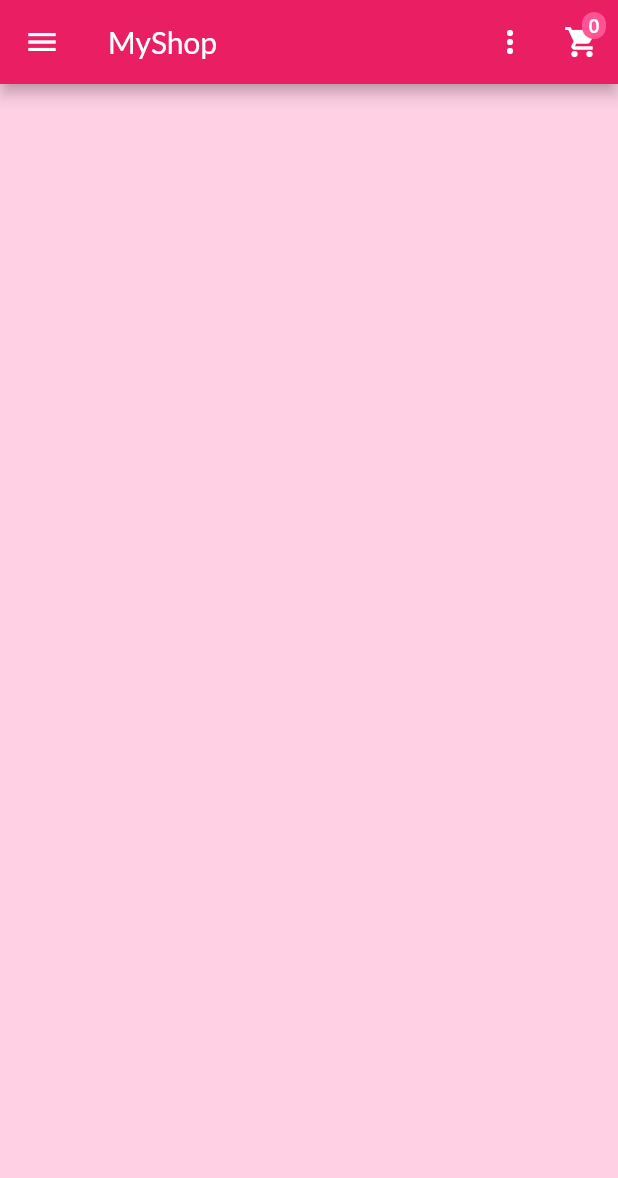
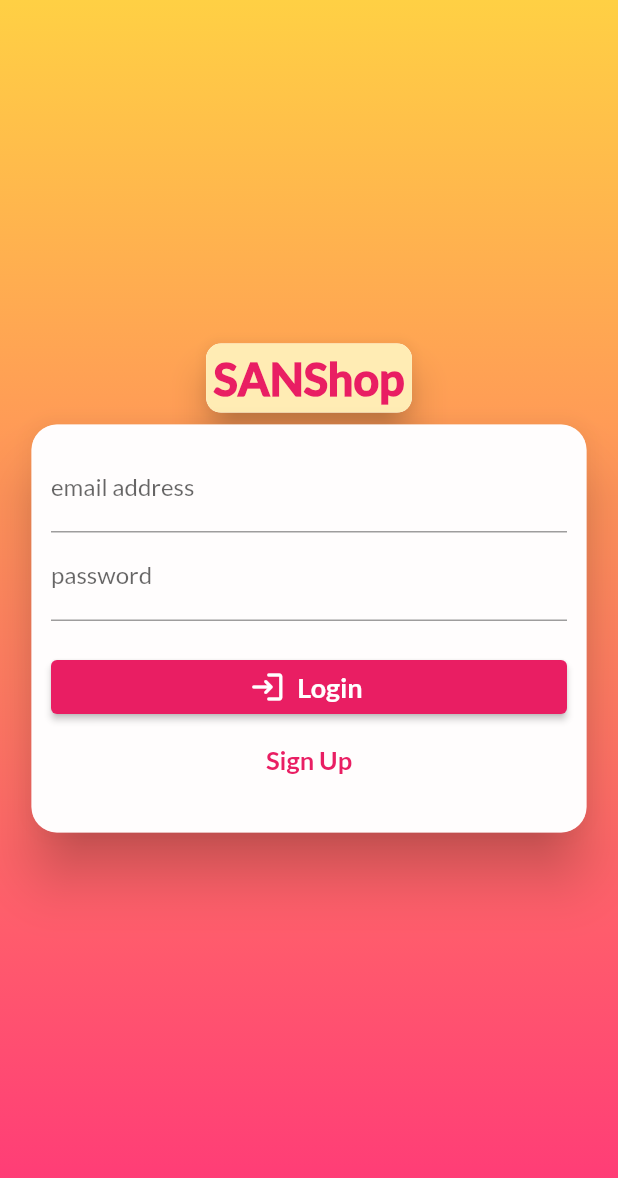
Before and after one commit to imsangamesh/new_shop, a Flutter app: the screen it shows after launch, on a phone screen of 412 x 824 dp. Shown: the top 1178 px of the screen. Run offline on Flutter 3.47's test engine with Material 2 defaults, Android fonts, the light colour scheme and no system bars; our stand-ins replace modal_progress_hud.

Commit message:
i added FIREBASE AUTHENTICATION to my shop care to login and buy products : )

```diff
--- a/lib/main.dart
+++ b/lib/main.dart
@@ -1,12 +1,14 @@
 import 'package:flutter/material.dart';
+import 'package:new_shop/screens/authScreen.dart';
+import 'package:new_shop/screens/products_overview_screen.dart';
 import 'package:provider/provider.dart';
 
 import './screens/cart_screen.dart';
-import './screens/products_overview_screen.dart';
 import './screens/product_detail_screen.dart';
 import './providers/products.dart';
 import './providers/cart.dart';
 import './providers/orders.dart';
+import './providers/auth.dart';
 import './screens/orders_screen.dart';
 import './screens/user_products_screen.dart';
 import './screens/edit_product_screen.dart';
@@ -18,11 +20,18 @@ class MyApp extends StatelessWidget {
   Widget build(BuildContext context) {
     return MultiProvider(
       providers: [
-        ChangeNotifierProvider.value(value: Products()),
+        ChangeNotifierProvider.value(value: Auth()),
+        ChangeNotifierProxyProvider<Auth, Products>(
+          update: (context, authData, prevProds) => Products(
+            authData.token,
+            prevProds == null ? [] : prevProds.items,
+          ),
+        ),
         ChangeNotifierProvider.value(value: Cart()),
         ChangeNotifierProvider.value(value: Orders()),
       ],
-      child: MaterialApp(
+      child: Consumer<Auth>(
+        builder: (context, authData, child) => MaterialApp(
           debugShowCheckedModeBanner: false,
           title: 'MyShop',
           theme: ThemeData(
@@ -31,7 +40,7 @@ class MyApp extends StatelessWidget {
             canvasColor: const Color.fromARGB(249, 255, 207, 227),
             fontFamily: 'Lato',
           ),
-        home: ProductsOverviewScreen(),
+          home: authData.isAuth ? ProductsOverviewScreen() : AuthScreen(),
           routes: {
             ProductDetailScreen.routeName: (ctx) => ProductDetailScreen(),
             CartScreen.routeName: (ctx) => CartScreen(),
@@ -39,6 +48,7 @@ class MyApp extends StatelessWidget {
             UserProductsScreen.routeName: (ctx) => UserProductsScreen(),
             EditProductScreen.routeName: (ctx) => EditProductScreen(),
           },
+        ),
       ),
     );
   }
--- /dev/null
+++ b/lib/providers/auth.dart
@@ -0,0 +1,62 @@
+import 'dart:convert';
+
+import 'package:flutter/material.dart';
+import 'package:http/http.dart' as http;
+import 'package:new_shop/models/myHttpException.dart';
+
+class Auth with ChangeNotifier {
+  String _token;
+  DateTime _expiryDate;
+  String _userId;
+
+  bool get isAuth {
+    return token != null;
+  }
+
+  String get token {
+    if (_expiryDate != null &&
+        _expiryDate.isAfter(DateTime.now()) &&
+        _token != null) {
+      return _token;
+    }
+    return null;
+  }
+
+  Future<void> authentication(
+      String userChoice, String email, String password) async {
+    final url = Uri.parse(
+        'https://identitytoolkit.googleapis.com/v1/accounts:$userChoice?key=AIzaSyDmWBJhgHJjT-SelZV3t8YSsJP7vxxTOKw');
+    try {
+      final response = await http.post(
+        url,
+        body: json.encode({
+          'email': email,
+          'password': password,
+          'returnSecureToken': true,
+        }),
+      );
+      final responseData = json.decode(response.body);
+      if (responseData['error'] != null) {
+        // print(responseData['error']['message']);
+        throw MyHttpException(responseData['error']['message']);
+      }
+      _token = responseData['idToken'];
+      _userId = responseData['localId'];
+      _expiryDate = DateTime.now()
+          .add(Duration(seconds: int.parse(responseData['expiresIn'])));
+      notifyListeners();
+      print('===========================set');
+      // print(json.encode(response.body));
+    } catch (error) {
+      rethrow;
+    }
+  }
+
+  Future<void> signUp(String email, String password) async {
+    await authentication('signUp', email, password);
+  }
+
+  Future<void> login(String email, String password) async {
+    await authentication('signInWithPassword', email, password);
+  }
+}
--- a/lib/providers/product.dart
+++ b/lib/providers/product.dart
@@ -21,9 +21,9 @@ class Product with ChangeNotifier {
     this.isFavorite = false,
   });
 
-  Future<void> toggleFavoriteStatus() async {
+  Future<void> toggleFavoriteStatus(String authToken) async {
     final url = Uri.parse(
-        'https://new-shop-87099-default-rtdb.firebaseio.com/products/$id.json');
+        'https://new-shop-87099-default-rtdb.firebaseio.com/products/$id.json?auth=$authToken');
     isFavorite = !isFavorite;
     notifyListeners();
     try {
--- /dev/null
+++ b/lib/screens/authScreen.dart
@@ -0,0 +1,278 @@
+import 'package:flutter/material.dart';
+import 'package:modal_progress_hud/modal_progress_hud.dart';
+import 'package:new_shop/models/myHttpException.dart';
+import 'package:new_shop/providers/auth.dart';
+import 'package:new_shop/screens/products_overview_screen.dart';
+import 'package:provider/provider.dart';
+
+class AuthScreen extends StatefulWidget {
+  static const String routeName = '/authScreen';
+  @override
+  State<AuthScreen> createState() => _AuthScreenState();
+}
+
+enum AuthMode { login, signUp }
+
+class _AuthScreenState extends State<AuthScreen> {
+  AuthMode _authMode = AuthMode.login;
+  String _email;
+  String _confirmPwd1 = '';
+  String _confirmPwd2 = '';
+  bool _isError = false;
+  bool _isLoading = false;
+  final _form = GlobalKey<FormState>();
+
+  void _showErrorDialog(String errorMessage) {
+    showDialog(
+      context: context,
+      builder: (context) => AlertDialog(
+        title: Text(
+          errorMessage,
+          style: const TextStyle(
+            fontSize: 20,
+            color: Colors.redAccent,
+          ),
+        ),
+        actions: [
+          TextButton.icon(
+            onPressed: () => Navigator.of(context).pop(),
+            icon: const Icon(Icons.check),
+            label: const Text('Ok'),
+          ),
+        ],
+      ),
+    );
+  }
+
+  void _saveForm() async {
+    final isValid = _form.currentState.validate();
+    if (!isValid) {
+      setState(() => _isError = true);
+      return;
+    }
+    setState(() => _isError = false);
+    _form.currentState.save();
+    setState(() => _isLoading = true);
+    try {
+      if (_authMode == AuthMode.login) {
+        // log user in
+        await Provider.of<Auth>(context, listen: false)
+            .login(_email, _confirmPwd1);
+      } else {
+        // sign user in
+        await Provider.of<Auth>(context, listen: false)
+            .signUp(_email, _confirmPwd1);
+      }
+    } on MyHttpException catch (error) {
+      setState(() => _isLoading = false);
+      var errorMessage = 'authentication failed.';
+      if (error.toString().contains('INVALID_PASSWORD')) {
+        errorMessage = 'invalid password.';
+      } else if (error.toString().contains('EMAIL_EXISTS')) {
+        errorMessage = 'this email is already in use, please try logging in.';
+      } else if (error.toString().contains('WEAK_PASSWORD')) {
+        errorMessage = 'your password in too weak.';
+      } else if (error.toString().contains('EMAIL_NOT_FOUND')) {
+        errorMessage =
+            'could not find a user with that email address, please signUp instead.';
+      } else if (error.toString().contains('INVALID_EMAIL')) {
+        errorMessage = 'please provide a valid email address.';
+      }
+      _showErrorDialog(errorMessage);
+    } catch (error) {
+      setState(() => _isLoading = false);
+      const errorMessage =
+          'Could not authenticate you. Please try again after some time.';
+      _showErrorDialog(errorMessage);
+    }
+    setState(() => _isLoading = false);
+  }
+
+  @override
+  Widget build(BuildContext context) {
+    final _deviceSize = MediaQuery.of(context).size;
+    return SafeArea(
+      child: ModalProgressHUD(
+        inAsyncCall: _isLoading,
+        child: Container(
+          height: _deviceSize.height * 1,
+          width: _deviceSize.width * 1,
+          decoration: const BoxDecoration(
+            gradient: LinearGradient(
+              colors: [
+                Color.fromARGB(255, 255, 208, 68),
+                Color.fromARGB(255, 255, 54, 121),
+              ],
+              begin: Alignment.topCenter,
+              end: Alignment.bottomCenter,
+            ),
+          ),
+          padding: const EdgeInsets.all(17),
+          child: Center(
+            child: SingleChildScrollView(
+              child: Column(
+                mainAxisSize: MainAxisSize.min,
+                children: [
+                  Card(
+                    shape: RoundedRectangleBorder(
+                      borderRadius: BorderRadius.circular(10),
+                    ),
+                    elevation: 10,
+                    child: Container(
+                      padding: const EdgeInsets.all(5),
+                      decoration: BoxDecoration(
+                        borderRadius: BorderRadius.circular(10),
+                        color: const Color.fromARGB(255, 255, 236, 180),
+                      ),
+                      child: Text(
+                        'SANShop',
+                        style: TextStyle(
+                          color: Theme.of(context).primaryColor,
+                          fontSize: 30,
+                          fontWeight: FontWeight.w900,
+                        ),
+                      ),
+                    ),
+                  ),
+                  Card(
+                    elevation: 16,
+                    shape: RoundedRectangleBorder(
+                      borderRadius: BorderRadius.circular(17),
+                    ),
+                    child: Container(
+                      decoration: BoxDecoration(
+                        borderRadius: BorderRadius.circular(17),
+                        color: const Color.fromARGB(132, 255, 251, 251),
+                      ),
+                      padding: const EdgeInsets.all(13),
+                      height: _authMode == AuthMode.signUp
+                          ? _isError
+                              ? _deviceSize.height * 0.463
+                              : _deviceSize.height * 0.42
+                          : _isError
+                              ? _deviceSize.height * 0.39
+                              : _deviceSize.height * 0.33,
+                      child: Form(
+                        key: _form,
+                        child: ListView(
+                          //_deviceSize.height * 0.42
+                          children: [
+                            TextFormField(
+                              // ---------------------------------1-------------------
+                              validator: (value) {
+                                if (value.isEmpty) {
+                                  return 'please provide your email.';
+                                } else if (!value.contains('@')) {
+                                  return 'please provide a valid email address.';
+                                } else {
+                                  return null;
+                                }
+                              },
+                              decoration: const InputDecoration(
+                                labelText: 'email address',
+                                hintText: 'eg:  san.sangamesh96@gmail.com',
+                              ),
+                              textInputAction: TextInputAction.next,
+                              keyboardType: TextInputType.emailAddress,
+                              onChanged: (value) {
+                                _email = value;
+                              },
+                            ),
+                            TextFormField(
+                              // ---------------------------------2-------------------
+                              validator: (value) {
+                                if (value.isEmpty) {
+                                  return 'please provide your password.';
+                                } else if (value.length <= 5) {
+                                  return 'password should be atleast 6 characters long.';
+                                } else {
+                                  return null;
+                                }
+                              },
+                              decoration: const InputDecoration(
+                                labelText: 'password',
+                                hintText: 'eg:  itsAsecret',
+                              ),
+                              textInputAction: _authMode == AuthMode.login
+                                  ? TextInputAction.done
+                                  : TextInputAction.next,
+                              obscureText: true,
+                              keyboardType: TextInputType.visiblePassword,
+                              onChanged: (value) {
+                                _confirmPwd1 = value;
+                              },
+                              onFieldSubmitted: _authMode == AuthMode.login
+                                  ? (_) => _saveForm()
+                                  : null,
+                            ),
+                            if (_authMode == AuthMode.signUp)
+                              TextFormField(
+                                // ---------------------------------3-------------------
+                                validator: (value) {
+                                  if (value.isEmpty) {
+                                    return 'please provide your password.';
+                                  } else if (value.length <= 5) {
+                                    return 'password should be atleast 6 characters long.';
+                                  } else if (_confirmPwd1 != _confirmPwd2) {
+                                    return 'both passwords should be same.';
+                                  } else {
+                                    return null;
+                                  }
+                                },
+                                decoration: const InputDecoration(
+                                  labelText: 'password',
+                                  hintText: 'eg:  itsAsecret',
+                                ),
+                                textInputAction: TextInputAction.done,
+                                obscureText: true,
+                                keyboardType: TextInputType.visiblePassword,
+                                onChanged: (value) {
+                                  _confirmPwd2 = value;
+                                },
+                                onFieldSubmitted: _authMode == AuthMode.signUp
+                                    ? (_) => _saveForm()
+                                    : null,
+                              ),
+                            const SizedBox(height: 20),
+                            ElevatedButton.icon(
+                              onPressed: () {
+                                _saveForm();
+                                setState(() => _authMode = AuthMode.login);
+                              },
+                              icon: const Icon(Icons.login_rounded),
+                              label: const Text(
+                                'Login',
+                                style: TextStyle(
+                                  fontSize: 18,
+                                  fontWeight: FontWeight.bold,
+                                ),
+                              ),
+                            ),
+                            TextButton(
+                              onPressed: () {
+                                _saveForm();
+                                setState(() => _authMode = AuthMode.signUp);
+                              },
+                              child: const Text(
+                                'Sign Up',
+                                style: TextStyle(
+                                  fontSize: 17,
+                                  fontWeight: FontWeight.bold,
+                                ),
+                              ),
+                            ),
+                          ],
+                        ),
+                      ),
+                    ),
+                  ),
+                  const SizedBox(height: 40),
+                ],
+              ),
+            ),
+          ),
+        ),
+      ),
+    );
+  }
+}
--- a/lib/screens/edit_product_screen.dart
+++ b/lib/screens/edit_product_screen.dart
@@ -165,7 +165,8 @@ class _EditProductScreenState extends State<EditProductScreen> {
                           description: _editedProduct.description,
                           imageUrl: _editedProduct.imageUrl,
                           id: _editedProduct.id,
-                            isFavorite: _editedProduct.isFavorite);
+                          isFavorite: _editedProduct.isFavorite,
+                        );
                       },
                     ),
                     TextFormField(
@@ -197,7 +198,8 @@ class _EditProductScreenState extends State<EditProductScreen> {
                           description: _editedProduct.description,
                           imageUrl: _editedProduct.imageUrl,
                           id: _editedProduct.id,
-                            isFavorite: _editedProduct.isFavorite);
+                          isFavorite: _editedProduct.isFavorite,
+                        );
                       },
                     ),
                     TextFormField(
--- a/lib/widgets/product_item.dart
+++ b/lib/widgets/product_item.dart
@@ -2,6 +2,7 @@ import 'package:flutter/material.dart';
 import 'package:new_shop/models/myHttpException.dart';
 import 'package:provider/provider.dart';
 
+import '../providers/auth.dart';
 import '../screens/product_detail_screen.dart';
 import '../providers/product.dart';
 import '../providers/cart.dart';
@@ -11,6 +12,7 @@ class ProductItem extends StatelessWidget {
   Widget build(BuildContext context) {
     final product = Provider.of<Product>(context, listen: false);
     final cart = Provider.of<Cart>(context, listen: false);
+    final authData = Provider.of<Auth>(context, listen: false);
     return ClipRRect(
       borderRadius: BorderRadius.circular(10),
       child: GridTile(
@@ -39,7 +41,7 @@ class ProductItem extends StatelessWidget {
               color: Colors.white,
               onPressed: () async {
                 try {
-                  await product.toggleFavoriteStatus();
+                  await product.toggleFavoriteStatus(authData.token);
                 } on MyHttpException catch (e) {
                   ScaffoldMessenger.of(context).showSnackBar(
                     SnackBar(
--- a/pubspec.yaml
+++ b/pubspec.yaml
@@ -13,6 +13,7 @@ dependencies:
   provider: ^6.0.2
   intl: ^0.15.8
   http: ^0.13.4
+  modal_progress_hud: ^0.1.3
 
   cupertino_icons: ^0.1.2
 
```
Also changed, not shown: lib/providers/products.dart (+8 -4 lines), pubspec.lock. Lines whose indentation alone changed are shown as unchanged.
